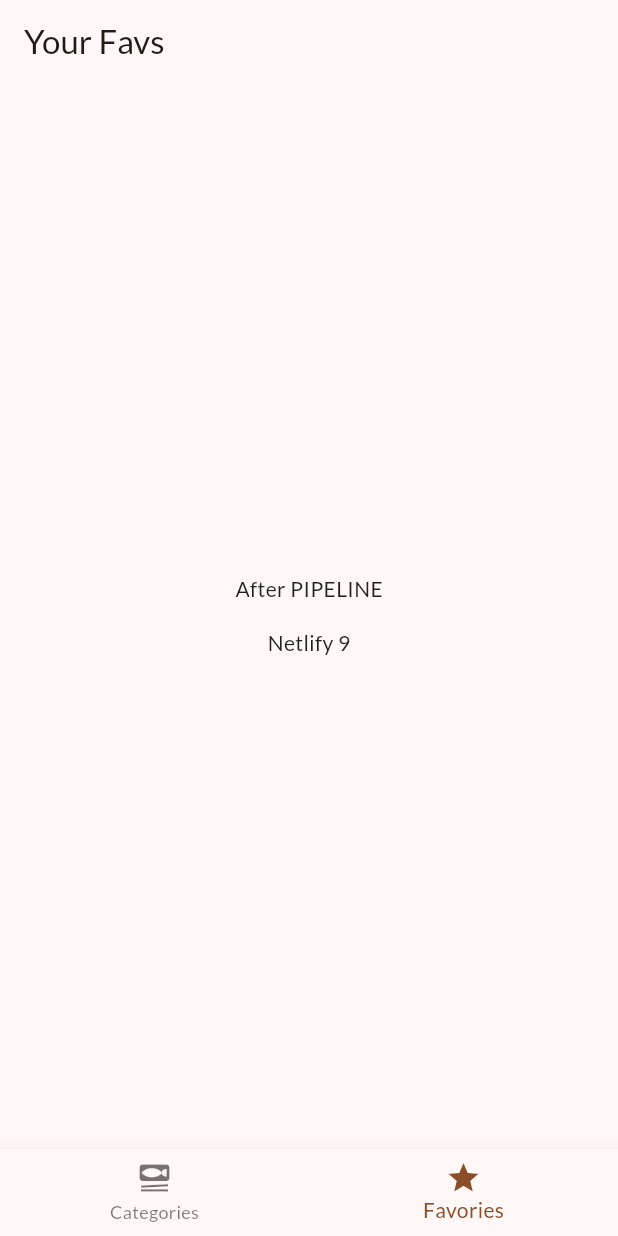
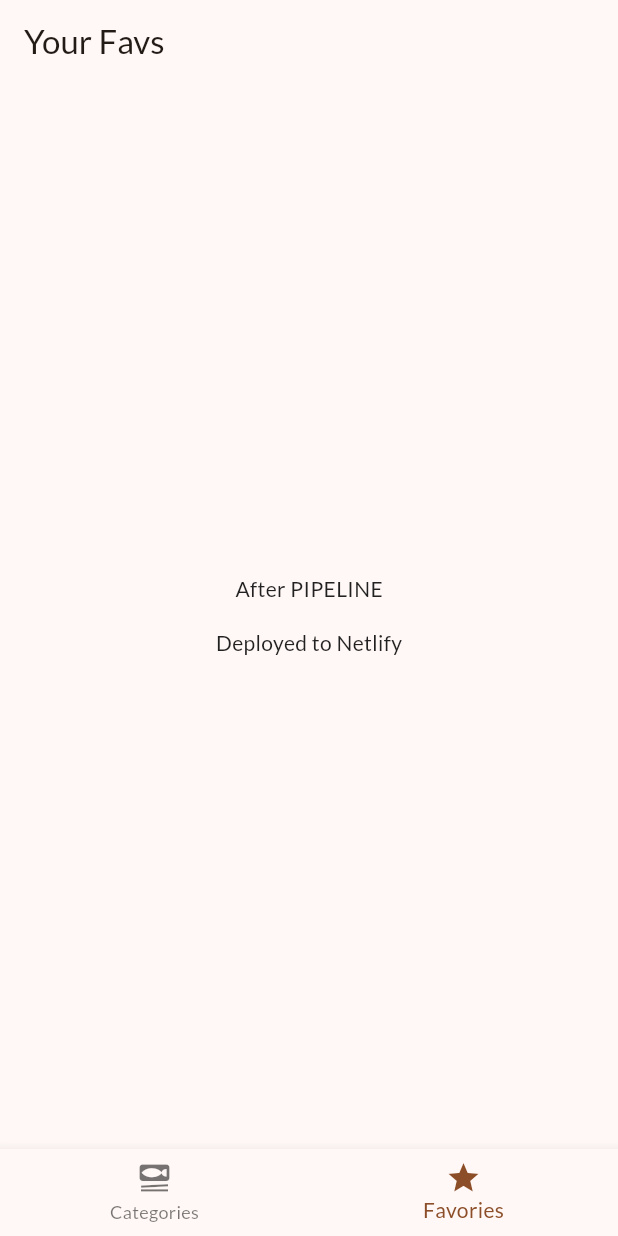
Before and after one commit to mdateeq7607/meal-cicd, a Flutter app: the screen it shows after launch, item 2 of the bottom bar chosen, on a phone screen of 412 x 824 dp. Run offline on Flutter 3.47's test engine with Material 2 defaults, Android fonts, the phone set to English and light mode, and no system bars; our stand-ins replace google_fonts, transparent_image.

Commit message:
NetlifyDeploy

```diff
--- a/lib/screens/meals.dart
+++ b/lib/screens/meals.dart
@@ -44,7 +44,7 @@ class MealsScreen extends StatelessWidget {
           children: const [
             Text('After PIPELINE'),
             SizedBox(height: 16),
-            Text('Netlify 9'),
+            Text('Deployed to Netlify'),
           ],
         ),
       );
```
Also changed, not shown: 1 other file.
